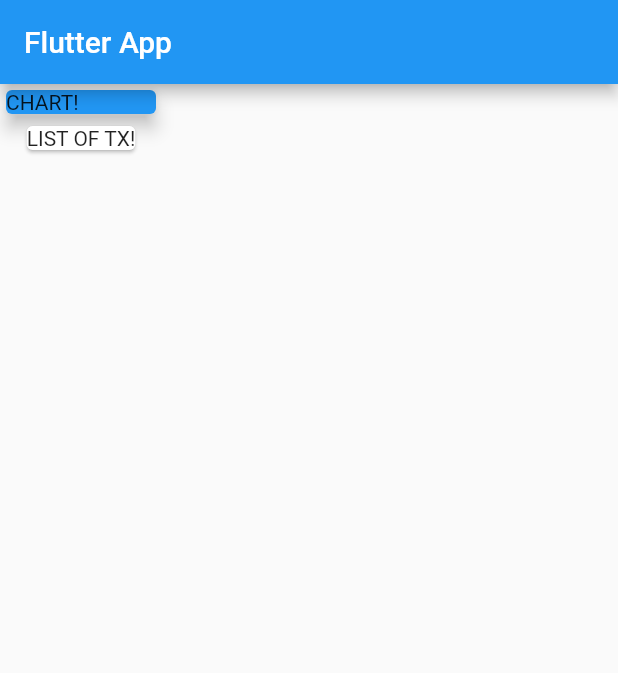
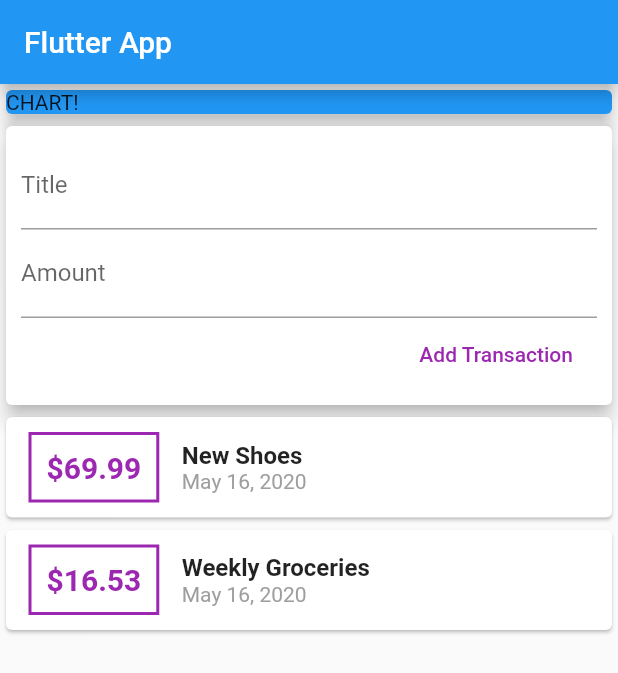
Before and after one commit to JmanJr/FlutterPractice, a Flutter app: the screen it shows after launch, on a phone screen of 412 x 824 dp. Shown: the top 673 px of the screen. Run offline on Flutter 3.47's test engine with Material 2 defaults, Android fonts, the phone set to English and light mode, and no system bars.

Commit message:
user input

```diff
--- a/finances_app/lib/main.dart
+++ b/finances_app/lib/main.dart
@@ -1,4 +1,6 @@
 import 'package:flutter/material.dart';
+import './transaction.dart';
+import 'package:intl/intl.dart';
 
 void main() {
   runApp(FinancesApp());
@@ -15,6 +17,23 @@ class FinancesApp extends StatelessWidget {
 }
 
 class MyHomePage extends StatelessWidget {
+  final List<Transaction> transactions = [
+    Transaction(
+      id: 't1',
+      title: 'New Shoes',
+      amount: 69.99,
+      date: DateTime.now(),
+    ),
+    Transaction(
+      id: 't2',
+      title: 'Weekly Groceries',
+      amount: 16.53,
+      date: DateTime.now(),
+    ),
+  ];
+  String titleInput;
+  String amountInput;
+
   @override
   Widget build(BuildContext context) {
     return Scaffold(
@@ -22,17 +41,91 @@ class MyHomePage extends StatelessWidget {
         title: Text('Flutter App'),
       ),
       body: Column(
+        crossAxisAlignment: CrossAxisAlignment.stretch,
         children: <Widget>[
-          Card(
-            color: Colors.blue,
-            child: Container(
-              width: 100,
+          Container(
+            child: Card(
+              color: Colors.blue,
               child: Text('CHART!'),
+              elevation: 5,
             ),
-            elevation: 5,
           ),
           Card(
-            child: Text('LIST OF TX!'),
+            elevation: 5,
+            child: Container(
+              padding: EdgeInsets.all(10),
+              child: Column(
+                crossAxisAlignment: CrossAxisAlignment.end,
+                children: <Widget>[
+                  TextField(
+                    decoration: InputDecoration(labelText: 'Title'),
+                    onChanged: (val) {
+                      titleInput = val;
+                    },
+                  ),
+                  TextField(
+                    decoration: InputDecoration(labelText: 'Amount'),
+                    onChanged: (val) {
+                      amountInput = val;
+                    },
+                  ),
+                  FlatButton(
+                    onPressed: () {},
+                    child: Text('Add Transaction'),
+                    textColor: Colors.purple,
+                  )
+                ],
+              ),
+            ),
+          ),
+          Column(
+            children: transactions.map((tx) {
+              return Card(
+                child: Row(
+                  children: <Widget>[
+                    Container(
+                      margin: EdgeInsets.symmetric(
+                        vertical: 10,
+                        horizontal: 15,
+                      ),
+                      decoration: BoxDecoration(
+                        border: Border.all(
+                          color: Colors.purple,
+                          width: 2,
+                        ),
+                      ),
+                      padding: EdgeInsets.all(10),
+                      child: Text(
+                        '\$${tx.amount.toString()}',
+                        style: TextStyle(
+                          fontWeight: FontWeight.bold,
+                          fontSize: 20,
+                          color: Colors.purple,
+                        ),
+                      ),
+                    ),
+                    Column(
+                      crossAxisAlignment: CrossAxisAlignment.start,
+                      children: <Widget>[
+                        Text(
+                          tx.title,
+                          style: TextStyle(
+                            fontWeight: FontWeight.bold,
+                            fontSize: 16,
+                          ),
+                        ),
+                        Text(
+                          DateFormat.yMMMd().format(tx.date),
+                          style: TextStyle(
+                            color: Colors.grey,
+                          ),
+                        ),
+                      ],
+                    ),
+                  ],
+                ),
+              );
+            }).toList(),
           ),
         ],
       ),
--- a/finances_app/pubspec.yaml
+++ b/finances_app/pubspec.yaml
@@ -23,6 +23,7 @@ environment:
 dependencies:
   flutter:
     sdk: flutter
+  intl: ^0.16.1
 
 
   # The following adds the Cupertino Icons font to your application.
```
Also changed, not shown: finances_app/pubspec.lock.
